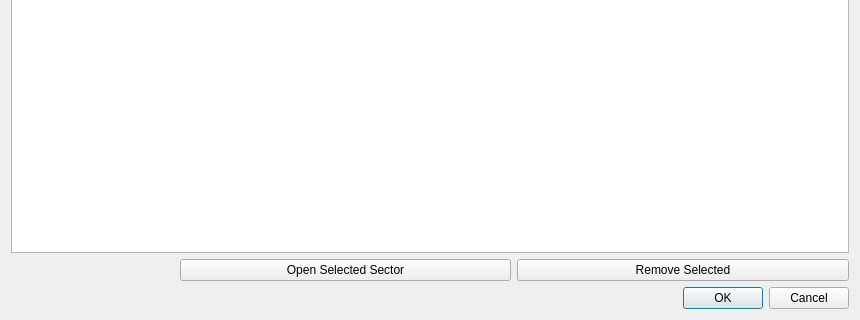
Old version of the form SectorPlot/sectorplot_sectorplotset_dialog_base.ui in the repository rduivenvoorde/sectorplot; both pictures show x 0 to 860 and y 220 to 540 of the 860 by 540 pixel window.
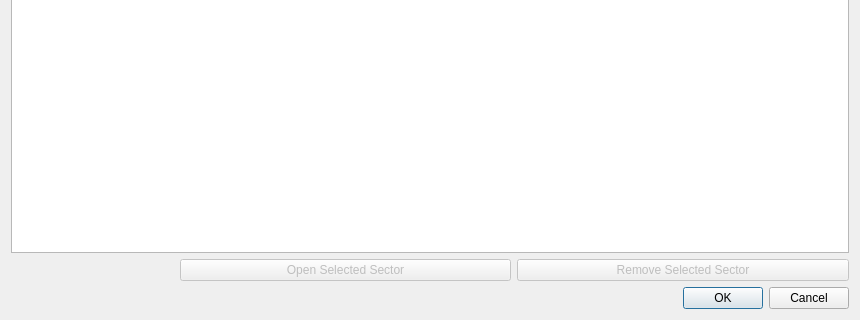
New version of the form.

Commit message: edit a sector almost working

```diff
--- a/SectorPlot/sectorplot_sectorplotset_dialog_base.ui
+++ b/SectorPlot/sectorplot_sectorplotset_dialog_base.ui
@@ -88,7 +88,10 @@
     </widget>
    </item>
    <item row="7" column="1" colspan="2">
-    <widget class="QPushButton" name="pushButton_5">
+    <widget class="QPushButton" name="btn_open_selected_sector">
+     <property name="enabled">
+      <bool>false</bool>
+     </property>
      <property name="text">
       <string>Open Selected Sector</string>
      </property>
@@ -122,9 +125,12 @@
     <widget class="QTableView" name="table_sectors"/>
    </item>
    <item row="7" column="3" colspan="2">
-    <widget class="QPushButton" name="btn_remove_selected_sectors">
+    <widget class="QPushButton" name="btn_remove_selected_sector">
+     <property name="enabled">
+      <bool>false</bool>
+     </property>
      <property name="text">
-      <string>Remove Selected</string>
+      <string>Remove Selected Sector</string>
      </property>
     </widget>
    </item>
```
The commit also changes 2 other files.
